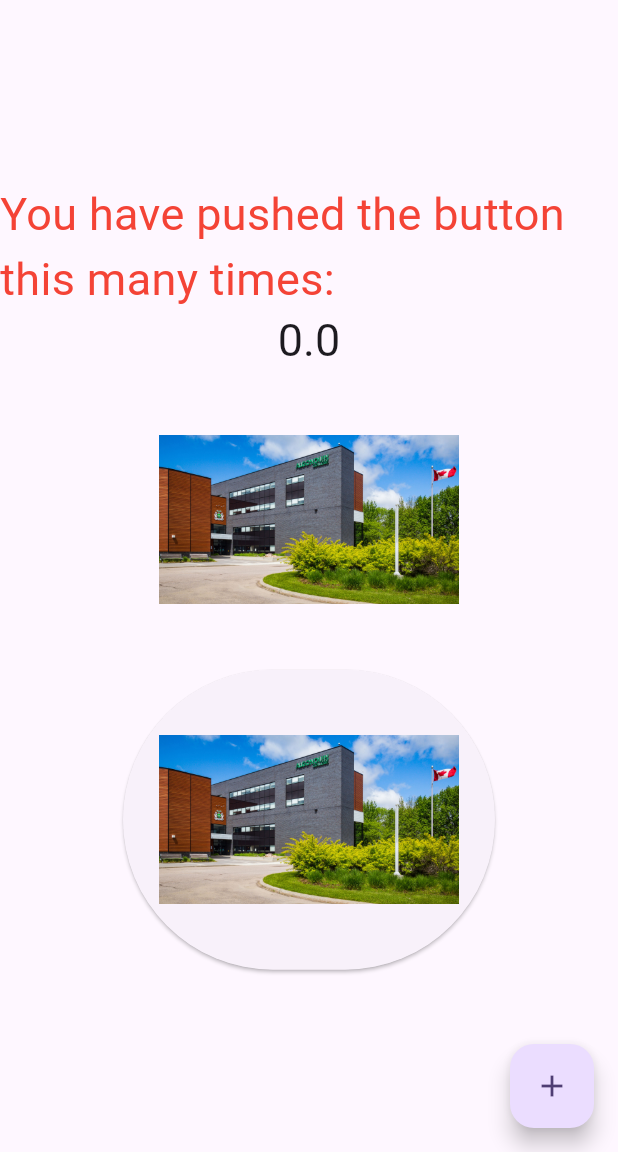
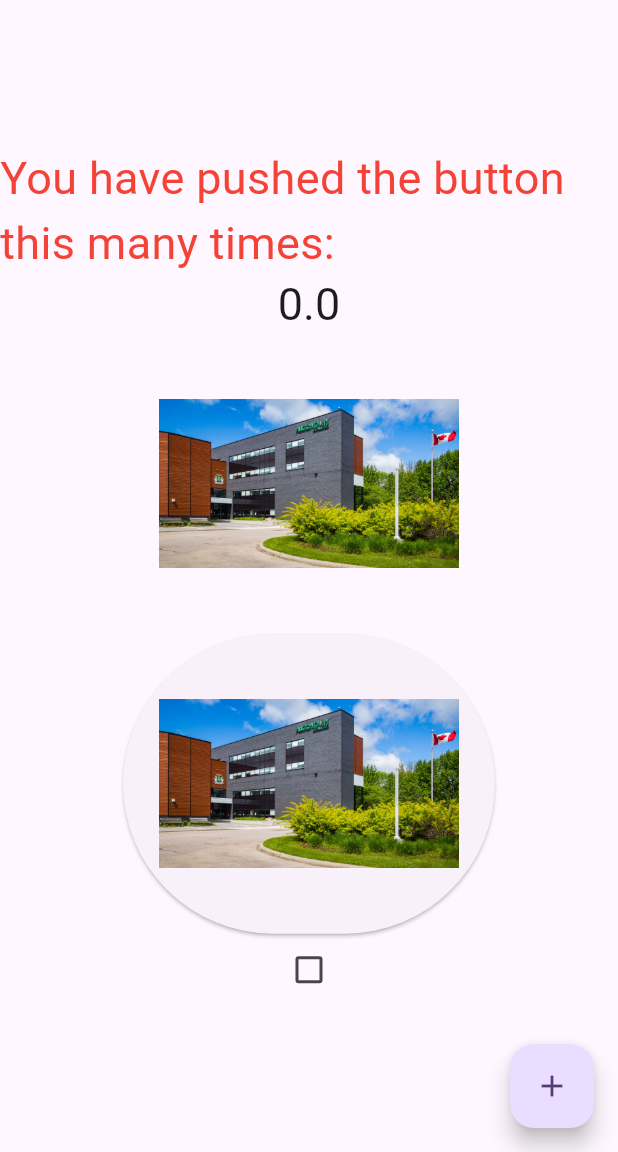
Before and after one commit to c-annabel/my_cst2335_labs, a Flutter app: the screen it shows after launch, on a phone screen of 412 x 824 dp, the part 84-1236 px from its top. Run offline on Flutter 3.47's test engine with Material 3 defaults, Android fonts, the phone set to English and light mode, and no system bars.

```diff
--- a/lib/main.dart
+++ b/lib/main.dart
@@ -32,6 +32,7 @@ class MyHomePage extends StatefulWidget {
 class _MyHomePageState extends State<MyHomePage> {
   var _counter = 0.0;
   var myFontSize = 30.0;
+  bool? isChecked = false;
 
   void setNewValue(double value) {
     setState(() {
@@ -68,15 +69,27 @@ class _MyHomePageState extends State<MyHomePage> {
               '$_counter',
               style: Theme.of(context).textTheme.headlineMedium?.copyWith(fontSize:myFontSize),
             ),
-            Image.asset("images/algonquin.jpg", width: 200, height:200),
+            // Padding(
+            //   padding: EdgeInsets.all(20.0),
+            //   child: Image.asset("images/algonquin.jpg", width: 200, height:200),
+            // ),
+            Semantics(
+                child: Image.asset("images/algonquin.jpg", width: 200, height:200),
+                label:'This image is a image of Algonquin College.'),
             ElevatedButton(
                 onPressed: buttonClicked,
-                child:Image.asset("images/algonquin.jpg", width: 200, height:200)
-            )
+                child:Image.asset("images/algonquin.jpg", width: 200, height:200),
+            ),
             //20250512-02 replaced by image
             //ElevatedButton( onPressed: buttonClicked, child:  Text("Click me")  ),
             //20250512-01 replaced by button
             //Slider(value:_counter, max:100.0, onChanged: setNewValue, min:0.0)
+            Checkbox(value: isChecked, onChanged: (newValue) {
+               setState(() {
+                   isChecked = newValue; //store the new value
+               });
+
+            } ),
           ],
         ),
       ),
```
